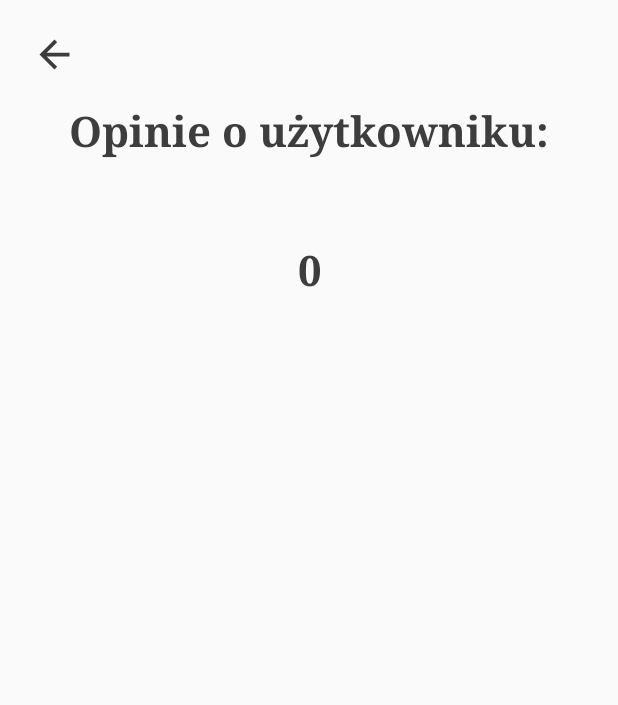
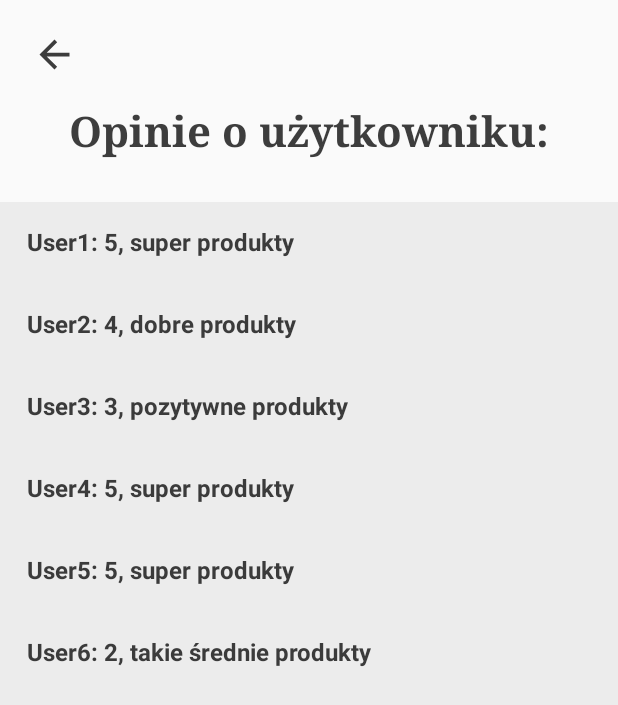
Before and after one commit to Wojw99/bizarro-app, an Android app built with Jetpack Compose: the SeeOpinionsScreen screen opened through its navigation route, on a phone screen of 412 x 824 dp. Shown: the top 705 px of the screen. Run offline under Robolectric (Android 15) with nearby library versions, the phone set to English and light mode, and no system bars; our stand-ins replace Dagger/Hilt's generated code, Timber; pictures from the network do not load.

Commit message:
Opinion list for OtherUserProfile Screen

```diff
--- a/app/src/main/java/com/example/bizarro/ui/screens/user_profile/other_user_profile/OtherUserViewModel.kt
+++ b/app/src/main/java/com/example/bizarro/ui/screens/user_profile/other_user_profile/OtherUserViewModel.kt
@@ -15,8 +15,18 @@ class OtherUserViewModel @Inject constructor(
 {
 
     val opinionOtherUserList = mutableStateListOf<String>()
-    //val recordList = mutableStateOf<List<Record>>(listOf())
-    //val opinionOtherUserList = mutableStateOf<List<OpinionOfOtherUser>>(listOf())
+
+    val opinionsOtherUser= mutableStateOf(listOf(
+        "User1: 5, super produkty",
+        "User2: 4, dobre produkty",
+        "User3: 3, pozytywne produkty",
+        "User4: 5, super produkty",
+        "User5: 5, super produkty",
+        "User6: 2, takie średnie produkty"
+        ),
+
+        )
+
 
     init {
         appState.bottomMenuVisible.value = false
@@ -29,16 +39,4 @@ class OtherUserViewModel @Inject constructor(
 
     }
 
-
-
-
-
 }
-
-//data class OpinionOfOtherUser
-//(
-//    val id: Int,
-//    val opinionMark: String,
-//    val opinionText: String
-//
-//    )
--- a/app/src/main/java/com/example/bizarro/ui/screens/user_profile/other_user_profile/SeeOpinionsScreen.kt
+++ b/app/src/main/java/com/example/bizarro/ui/screens/user_profile/other_user_profile/SeeOpinionsScreen.kt
@@ -1,9 +1,13 @@
 package com.example.bizarro.ui.screens.user_profile
 
+import androidx.compose.foundation.ExperimentalFoundationApi
 import androidx.compose.foundation.Image
 import androidx.compose.foundation.background
+import androidx.compose.foundation.clickable
 import androidx.compose.foundation.layout.*
 import androidx.compose.foundation.lazy.LazyColumn
+import androidx.compose.foundation.lazy.items
+import androidx.compose.foundation.shape.RoundedCornerShape
 import androidx.compose.material.*
 import androidx.compose.material.icons.Icons
 import androidx.compose.material.icons.filled.ArrowBack
@@ -11,17 +15,34 @@ import androidx.compose.material.icons.filled.Face
 import androidx.compose.runtime.Composable
 import androidx.compose.ui.Alignment
 import androidx.compose.ui.Modifier
+import androidx.compose.ui.draw.clip
+import androidx.compose.ui.draw.shadow
+import androidx.compose.ui.layout.ContentScale
 import androidx.compose.ui.res.painterResource
+import androidx.compose.ui.text.TextStyle
+import androidx.compose.ui.text.font.FontWeight
 import androidx.compose.ui.unit.dp
+import androidx.compose.ui.unit.sp
 import androidx.hilt.navigation.compose.hiltViewModel
 import androidx.navigation.NavController
+import coil.compose.ImagePainter
+import coil.compose.rememberImagePainter
 import com.example.bizarro.R
+import com.example.bizarro.data.remote.responses.Record
 import com.example.bizarro.ui.Screen
+import com.example.bizarro.ui.screens.search.TypeSpecificTitle
 import com.example.bizarro.ui.screens.user_profile.other_user_profile.OtherUserViewModel
+import com.example.bizarro.ui.theme.kBlack
+import com.example.bizarro.ui.theme.kGray
 import com.example.bizarro.ui.theme.kLightGray
 import com.example.bizarro.ui.theme.kWhite
+import com.example.bizarro.util.CommonMethods
+import com.example.bizarro.util.Constants
+import com.example.bizarro.util.Dimens
+import com.example.bizarro.util.Strings
 
 
+@ExperimentalFoundationApi
 @Composable
 fun SeeOpinionsScreen(navController: NavController,
                       viewModel: OtherUserViewModel = hiltViewModel())
@@ -44,8 +65,8 @@ fun SeeOpinionsScreen(navController: NavController,
 
         Spacer(modifier = Modifier.height(30.dp))
 
-        Text(text = viewModel.opinionOtherUserList.size.toString(),
-        style = MaterialTheme.typography.caption)
+        //Text(text = viewModel.opinionOtherUserList.size.toString(),
+        //style = MaterialTheme.typography.caption)
 
     }
 }
@@ -76,6 +97,7 @@ fun HeaderSectionSeeOpinionOtherUser(navController: NavController)
     }
 }
 
+@ExperimentalFoundationApi
 @Composable
 fun UserOpinionsList(
     viewModel: OtherUserViewModel = hiltViewModel(),
@@ -83,12 +105,29 @@ fun UserOpinionsList(
 )
 {
     LazyColumn(
-        modifier = modifier.background(kLightGray)
+        modifier = Modifier
+            .fillMaxSize()
+            .background(kLightGray)
     ){
-        //val opinionsList = viewModel.opinionOtherUserList
-        //val itemCount = opinionsList.size
-//        items(viewModel.opinionOtherUserList){
-//            item ->
-//        }
+
+        val opinionList = viewModel.opinionsOtherUser.value
+        val opinionListCount = opinionList.size
+
+
+        opinionList.forEach{
+            item ->
+            stickyHeader {
+                Text(
+                    modifier = Modifier
+                        .fillMaxWidth()
+                        .padding(18.dp),
+
+                    text = item,
+                    fontWeight = FontWeight.Bold
+                )
+            }
+
+        }
+
     }
 }
```
Also changed, not shown: app/src/main/java/com/example/bizarro/ui/screens/user_profile/EditProfileScreen.kt (+15 -6 lines), app/src/main/java/com/example/bizarro/ui/screens/user_profile/UserProfileScreen.kt (+9 -4 lines), app/src/main/java/com/example/bizarro/ui/screens/user_profile/UserProfileViewModel.kt (+5 -2 lines).
